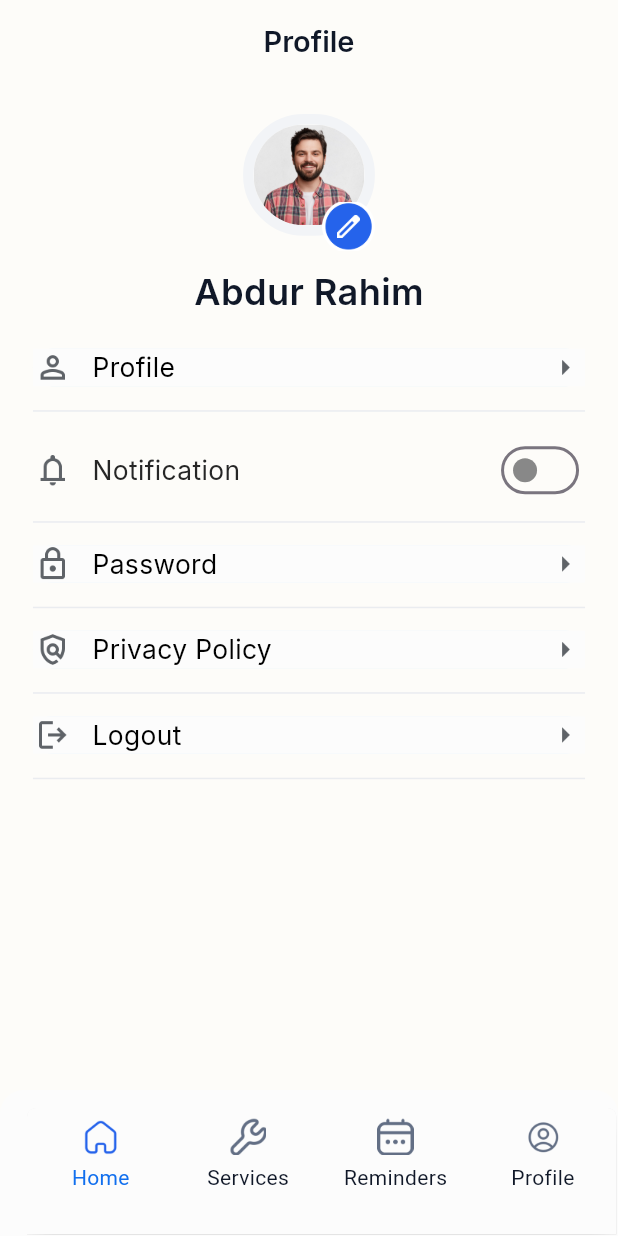
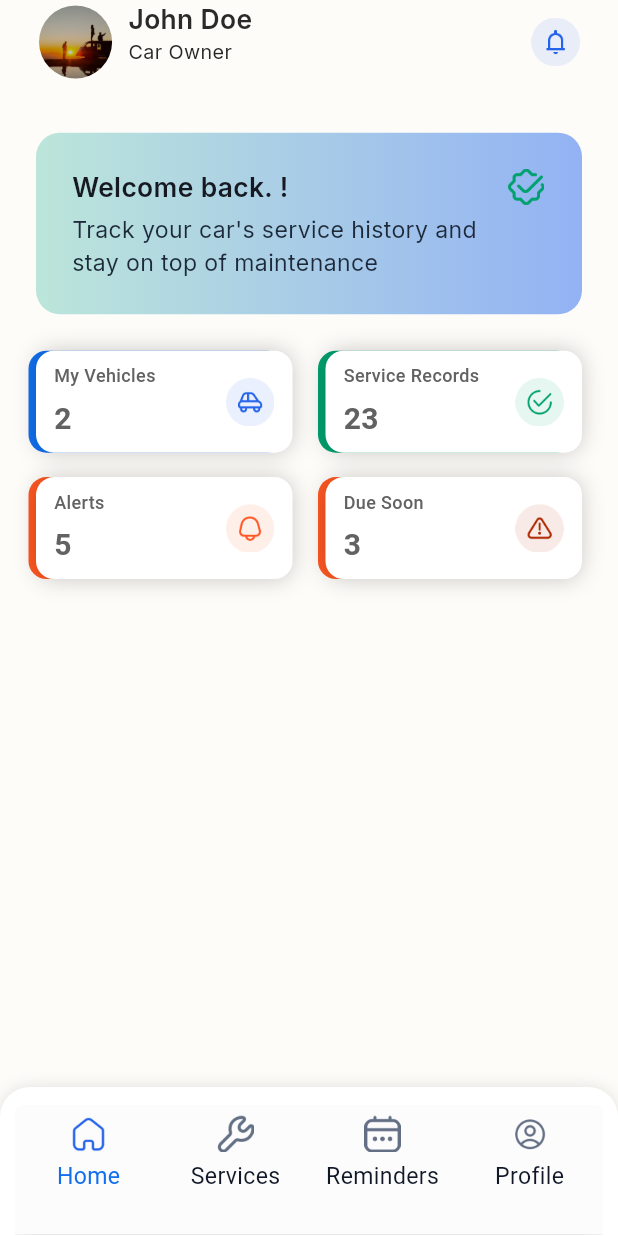
Before and after one commit to SadikurRahman1/salamora_ui, a Flutter app: the OwnerNavbarScreen screen opened by its route, on a phone screen of 412 x 824 dp. Run offline on Flutter 3.47's test engine with Material 3 defaults, Android fonts, the light colour scheme and no system bars; our stand-ins replace flutter_spinkit, get, google_fonts, pinput, shared_preferences; accounts and stored records are empty.

Commit message:
home screen loading

```diff
--- a/selemara/lib/core/constants/app_colors.dart
+++ b/selemara/lib/core/constants/app_colors.dart
@@ -5,6 +5,7 @@ class AppColors {
 
   static const Color primaryTextColor = Color(0xFF101828);
   static const Color textColor2939 = Color(0xFF1D2939);
+  static const Color textColor626 = Color(0xFF262626);
 
 
   static const Color whitColor = Color(0xFFFFFFFF);
@@ -12,7 +13,8 @@ class AppColors {
   static const Color backGroundColor = Color(0xFFFCFCFC);
   static const skipBtnColor = Color(0xFF1F2C37);
   static const Color textColor = Color(0xFF161922);
-  static const Color textColor7085 = Color(0xFF667085);
+    static const Color textColor7085 = Color(0xFF667085);
+    static const Color textColor2A2A = Color(0xFF2A2A2A);
 
 
 
@@ -24,6 +26,8 @@ class AppColors {
   static const Color darkBlueGrey = Color(0xFF1F2C37);
   static const Color graphite = Color(0xFF45474E);
   static const Color slateGray = Color(0xFF667085);
+  static const Color greenColor = Color(0xFF00A16E);
+  static const Color orange = Color(0xFFFF5722);
 
   static const Color black = Color(0xFF000000);
   static const Color borderEditText = Color(0xFFD0D5DD);
--- a/selemara/lib/core/constants/app_icons.dart
+++ b/selemara/lib/core/constants/app_icons.dart
@@ -8,6 +8,13 @@ class AppIcons {
   static const reminderActive = "assets/icons/reminder_active.png";
   static const profileInactive = "assets/icons/profile_inactive.png";
   static const profileActive = "assets/icons/profile_active.png";
+  static const profileHome = "assets/icons/profile_home.png";
+  static const notificationIcon = "assets/icons/notification_icon.png";
+  static const car = "assets/icons/car.png";
+  static const check = "assets/icons/check.png";
+  static const check1 = "assets/icons/check1.png";
+  static const notificationHome = "assets/icons/notification_home.png";
+  static const dueSoon = "assets/icons/due_soon.png";
 
 
 
--- a/selemara/lib/features/car_owner_flow/car_owner_nevbar/controller/owner_navbar_controller.dart
+++ b/selemara/lib/features/car_owner_flow/car_owner_nevbar/controller/owner_navbar_controller.dart
@@ -3,6 +3,7 @@ import 'package:get/get.dart';
 import 'package:selemara/core/constants/app_icons.dart';
 import 'package:selemara/features/car_owner_flow/profile/view/profile_screen.dart';
 import '../../../../core/constants/app_responsive.dart';
+import '../../home/view/home_screen_owner.dart';
 
 
 class OwnerNavbarController extends GetxController {
@@ -19,7 +20,7 @@ class OwnerNavbarController extends GetxController {
   }
 
   final List<Widget> screens = [
-    ProfileScreen(),
+    HomeScreenOwner(),
     ProfileScreen(),
     ProfileScreen(),
 
--- a/selemara/lib/features/car_owner_flow/car_owner_nevbar/view/owner_navbar_screen.dart
+++ b/selemara/lib/features/car_owner_flow/car_owner_nevbar/view/owner_navbar_screen.dart
@@ -3,6 +3,7 @@ import 'package:get/get.dart';
 import 'package:selemara/features/car_owner_flow/car_owner_nevbar/controller/owner_navbar_controller.dart';
 
 import '../../../../core/constants/app_colors.dart';
+import '../../../../core/constants/app_responsive.dart';
 class OwnerNavbarScreen extends StatelessWidget {
   OwnerNavbarScreen({super.key}) {
 
@@ -10,6 +11,8 @@ class OwnerNavbarScreen extends StatelessWidget {
 
     Get.put(OwnerNavbarController());
   }
+  final res=AppResponsive();
+
 
   @override
   Widget build(BuildContext context) {
@@ -22,24 +25,23 @@ class OwnerNavbarScreen extends StatelessWidget {
         builder: (navController) {
           return Container(
             padding: const EdgeInsets.only(
-              left: 18,
-              right: 1,
+              left: 10,
+              right: 10,
               top: 12,
               bottom: 1,
             ),
             decoration: BoxDecoration(
-              color: AppColors.backGroundColor,
+              color: AppColors.whitColor, // Container color
               boxShadow: [
-                // BoxShadow(
-                //   color: AppColors.navbarShadow,
-                //   spreadRadius: 4,
-                //   blurRadius: 4,
-                //   offset: Offset(0, 0),
-                // ),
+                BoxShadow(
+                  color: Colors.black.withOpacity(0.1), // Light shadow for separation
+                  blurRadius: 8,
+                  // Shadow will appear upwards
+                ),
               ],
               borderRadius: const BorderRadius.only(
-                topLeft: Radius.circular(16),
-                topRight: Radius.circular(16),
+                topLeft: Radius.circular(20),
+                topRight: Radius.circular(20),
               ),
             ),
             child: Theme(
@@ -80,7 +82,7 @@ class OwnerNavbarScreen extends StatelessWidget {
                                 : '',
                             style: TextStyle(
                               fontWeight: FontWeight.w400,
-                              fontSize: 14,
+                              fontSize: res.sp(14),
                               color: isActive
                                   ? AppColors.primaryColor
                                   : AppColors.primaryTextColor,
--- /dev/null
+++ b/selemara/lib/features/car_owner_flow/home/controller/home_controller_owner.dart
@@ -0,0 +1,9 @@
+import 'package:get/get.dart';
+
+class HomeControllerOwner extends GetxController {
+
+
+
+
+
+}
--- /dev/null
+++ b/selemara/lib/features/car_owner_flow/home/view/home_screen_owner.dart
@@ -0,0 +1,140 @@
+import 'package:flutter/material.dart';
+import 'package:selemara/core/constants/app_icons.dart';
+import 'package:selemara/core/widgets/app_text.dart';
+import 'package:selemara/features/car_owner_flow/home/widget/information_card.dart';
+
+import '../../../../core/constants/app_colors.dart';
+import '../../../../core/constants/app_responsive.dart';
+import '../widget/custom_home_appbar.dart';
+
+class HomeScreenOwner extends StatelessWidget {
+  HomeScreenOwner({super.key});
+
+  final res = AppResponsive();
+
+  @override
+  Widget build(BuildContext context) {
+    return Scaffold(
+      appBar: CustomHomeAppbar(),
+      body: Container(
+        margin: EdgeInsets.symmetric(horizontal: 24),
+
+        child: Column(
+          mainAxisAlignment: MainAxisAlignment.start,
+          crossAxisAlignment: CrossAxisAlignment.start,
+          children: [
+            SizedBox(height: res.hp(32)),
+
+            Container(
+              padding: const EdgeInsets.all(24),
+              decoration: BoxDecoration(
+                borderRadius: BorderRadius.circular(16),
+                gradient: const LinearGradient(
+                  begin: Alignment.centerLeft,
+                  end: Alignment.centerRight,
+                  colors: [
+                    Color(0xFFbce5da), // Green
+                    Color(0xFF93b2f4), // Light Blue
+                  ],
+                ),
+              ),
+              child: Row(
+                mainAxisAlignment: MainAxisAlignment.start,
+                crossAxisAlignment: CrossAxisAlignment.start,
+                children: [
+                  // Text Column
+                  Expanded(
+                    child: Column(
+                      crossAxisAlignment: CrossAxisAlignment.start,
+                      mainAxisAlignment: MainAxisAlignment.center,
+                      children: const [
+                        AppText(
+                          'Welcome back. !',
+
+                          fontWeight: FontWeight.w600,
+                          fontSize: 16,
+                          color: AppColors.secondryTextColor,
+                        ),
+                        SizedBox(height: 4),
+                        AppText(
+                          "Track your car's service history and stay on top of maintenance",
+                          fontSize: 14,
+                          color: AppColors.textColor2939,
+                          fontWeight: FontWeight.w400,
+                        ),
+                      ],
+                    ),
+                  ),
+
+                  // Icon
+                  Image.asset(
+                    AppIcons.check,
+                    height: res.hp(24),
+                    width: res.wp(24),
+                  ),
+                ],
+              ),
+            ),
+            SizedBox(height: res.hp(24)),
+            Row(
+              children: [
+                // Left Card
+                Expanded(
+                  child: InformationCard(
+                    backgroundColor: AppColors.primaryColor,
+                    iconPath: AppIcons.car,
+                    title: 'My Vehicles',
+                    value: '2',
+                    height: res.hp(67),
+                    iconSize: res.hp(32),
+                  ),
+                ),
+
+                SizedBox(width: res.wp(20)),
+                Expanded(
+                  child: InformationCard(
+                    backgroundColor: AppColors.greenColor,
+                    iconPath: AppIcons.check1,
+                    title: 'Service Records',
+                    value: '23',
+                    height: res.hp(67),
+                    iconSize: res.hp(32),
+                  ),
+                ),
+              ],
+            ),
+
+            SizedBox(height: res.hp(16)),
+            Row(
+              children: [
+                // Left Card
+                Expanded(
+                  child: InformationCard(
+                    backgroundColor: AppColors.orange,
+                    iconPath: AppIcons.notificationHome,
+                    title: 'Alerts',
+                    value: '5',
+                    height: res.hp(67),
+                    iconSize: res.hp(32),
+                  ),
+                ),
+
+                SizedBox(width: res.wp(20)),
+                Expanded(
+                  child: InformationCard(
+                    backgroundColor: AppColors.orange,
+                    iconPath: AppIcons.dueSoon,
+                    title: 'Due Soon',
+                    value: '3',
+                    height: res.hp(67),
+                    iconSize: res.hp(32),
+                  ),
+                ),
+              ],
+            ),
+          ],
+        ),
+      ),
+    );
+  }
+}
--- /dev/null
+++ b/selemara/lib/features/car_owner_flow/home/widget/custom_home_appbar.dart
@@ -0,0 +1,75 @@
+import 'package:flutter/material.dart';
+import 'package:selemara/core/constants/app_colors.dart';
+import 'package:selemara/core/constants/app_icons.dart';
+import 'package:selemara/core/widgets/app_text.dart';
+
+import '../../../../core/constants/app_responsive.dart';
+
+class CustomHomeAppbar extends StatelessWidget implements PreferredSizeWidget {
+  CustomHomeAppbar({super.key});
+
+  final res = AppResponsive();
+
+  @override
+  Size get preferredSize => const Size.fromHeight(56); // appbar height
+
+  @override
+  Widget build(BuildContext context) {
+    return SafeArea(
+      child: Container(
+        margin: EdgeInsets.symmetric(horizontal: 24),
+
+        child: Row(
+          mainAxisAlignment: MainAxisAlignment.spaceBetween,
+          children: [
+            Row(
+              children: [
+                Container(
+                  height: res.hp(48),
+                  width: res.wp(48),
+                  decoration: BoxDecoration(
+                    shape: BoxShape.circle,
+                    image: DecorationImage(
+                      image: AssetImage(AppIcons.profileHome),
+                      fit: BoxFit.cover,
+                    ),
+                  ),
+                ),
+
+                SizedBox(width: res.wp(8)),
+
+                Column(
+                  crossAxisAlignment: CrossAxisAlignment.start,
+                  children: [
+                    AppText(
+                      "John Doe",
+
+                      color: AppColors.textColor2A2A,
+                      fontWeight: FontWeight.w600,
+                      fontSize: 16,
+                    ),
+
+                    AppText(
+                      "Car Owner",
+
+                      color: AppColors.textColor626,
+                      fontWeight: FontWeight.w400,
+                      fontSize: 12,
+                    ),
+                  ],
+                ),
+              ],
+            ),
+
+            SizedBox(
+              height: res.hp(32),
+
+              width: res.wp(32),
+              child: Image.asset(AppIcons.notificationIcon),
+            ),
+          ],
+        ),
+      ),
+    );
+  }
+}
--- /dev/null
+++ b/selemara/lib/features/car_owner_flow/home/widget/information_card.dart
@@ -0,0 +1,94 @@
+import 'package:flutter/material.dart';
+
+class InformationCard extends StatelessWidget {
+  final Color backgroundColor;
+  final String iconPath;
+  final String title;
+  final String value;
+
+  final double height;
+  final double iconSize;
+
+  const InformationCard({
+    super.key,
+    required this.backgroundColor,
+    required this.iconPath,
+    required this.title,
+    required this.value,
+    this.height = 67,     // Default height
+    this.iconSize = 32,   // Default icon size
+  });
+
+  @override
+  Widget build(BuildContext context) {
+    final media = MediaQuery.of(context).size;
+
+    return Stack(
+      children: [
+        // Background layer shifted left to peek on the right
+        Transform.translate(
+          offset: const Offset(-5, 0),
+          child: Container(
+            height: height,
+            decoration: BoxDecoration(
+              color: backgroundColor,
+              borderRadius: BorderRadius.circular(12),
+            ),
+          ),
+        ),
+
+        // Foreground card
+        Container(
+          padding: const EdgeInsets.symmetric(horizontal: 12, vertical: 8),
+          height: height,
+          decoration: BoxDecoration(
+            color: Colors.white,
+            borderRadius: BorderRadius.circular(12),
+            boxShadow: [
+              BoxShadow(
+                color: Colors.black.withOpacity(0.2),
+                blurRadius: 12,
+                offset: const Offset(0, 0),
+              ),
+            ],
+          ),
+          child: Row(
+            mainAxisAlignment: MainAxisAlignment.spaceBetween,
+            children: [
+              // Text content
+              Column(
+                mainAxisAlignment: MainAxisAlignment.spaceBetween,
+                crossAxisAlignment: CrossAxisAlignment.start,
+                children: [
+                  Text(
+                    title,
+                    style: const TextStyle(
+                      fontWeight: FontWeight.w500,
+                      fontSize: 12,
+                      color: Color(0xFF626262),
+                    ),
+                  ),
+                  Text(
+                    value,
+                    style: const TextStyle(
+                      fontWeight: FontWeight.w600,
+                      fontSize: 20,
+                      color: Color(0xFF626262),
+                    ),
+                  ),
+                ],
+              ),
+
+              // Icon
+              Image.asset(
+                iconPath,
+                height: iconSize,
+                width: iconSize,
+              ),
+            ],
+          ),
+        ),
+      ],
+    );
+  }
+}
```
Also changed, not shown: selemara/assets/icons/car.png (added), selemara/assets/icons/check.png (added), selemara/assets/icons/check1.png (added), selemara/assets/icons/due_soon.png (added), selemara/assets/icons/notification_home.png (added), selemara/assets/icons/notification_icon.png (added), selemara/assets/icons/profile_home.png (added).
